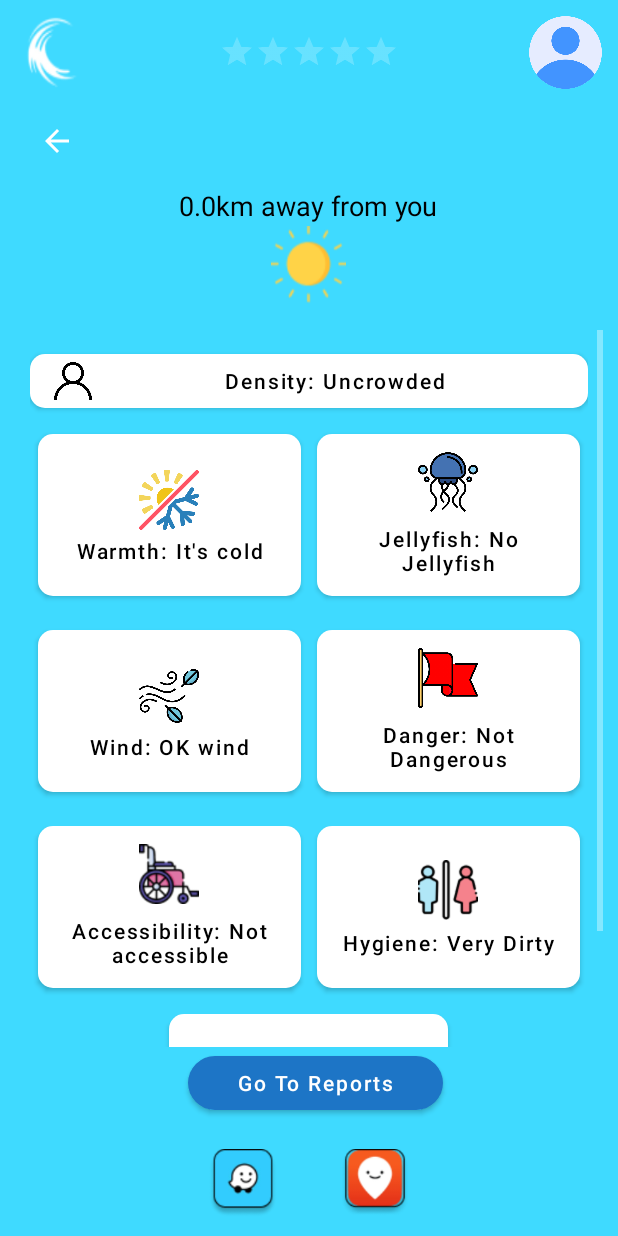
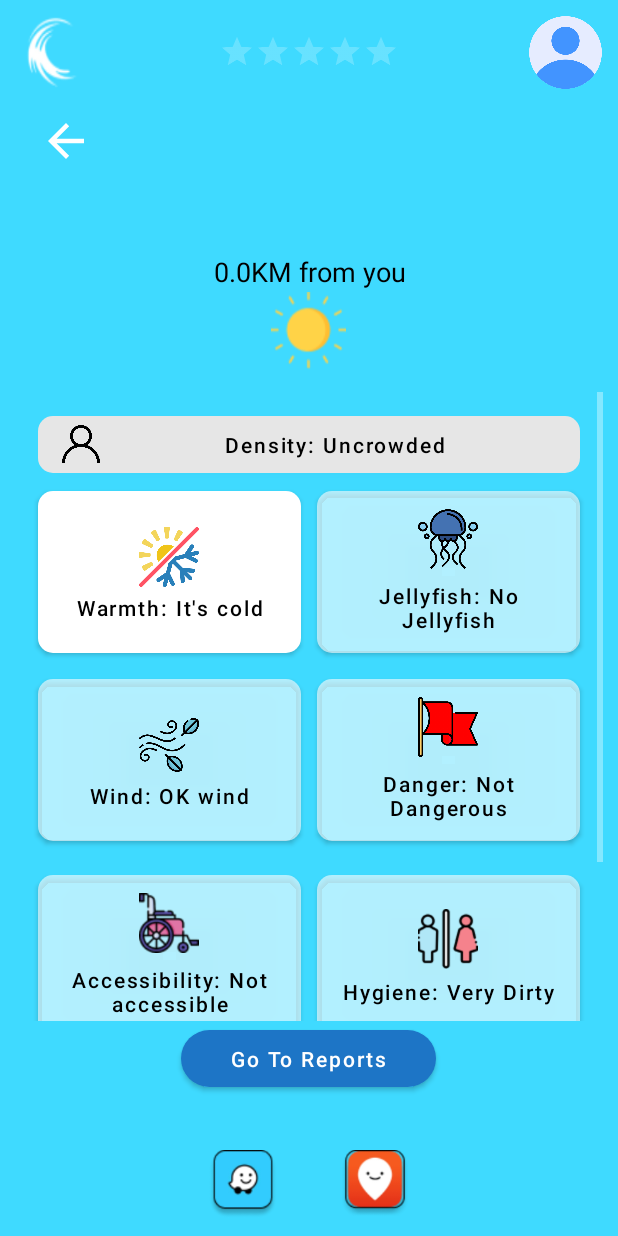
Before and after one commit to mellerdude/WavezCellular, an Android app: the ShowActivity screen opened directly, with no data from a screen before it, on a phone screen of 412 x 824 dp. Run offline under Robolectric (Android 15) with nearby library versions, the phone set to English and light mode, and no system bars; our stand-ins replace Firebase (no records; nobody signed in at launch, a user with empty details on screens opened directly); libraries missing offline, so code that uses them is left out: com.google.maps.android; 3 statements that could not run were skipped.

Commit message:
design change

```diff
--- a/app/src/main/java/com/example/wavezcellular/activities/ShowActivity.java
+++ b/app/src/main/java/com/example/wavezcellular/activities/ShowActivity.java
@@ -110,7 +110,8 @@ public class ShowActivity extends AppCompatActivity{
                 LatLng user = new LatLng((Double) bundle.get("x"), (Double) bundle.get("y"));
                 double distance = getDistance(user, loc);
                 String format = String.format("%.01f", distance);
-                show_TXT_distance.setText(format + "km away from you");
+                //show_TXT_distance.setText(format  + "km away from you");
+                show_TXT_distance.setText(format  + getResources().getString(R.string.show_km));
                 new Thread(new Runnable() {
                     @Override
                     public void run() {
--- a/app/src/main/res/drawable/ic_baseline_arrow_back_24.xml
+++ b/app/src/main/res/drawable/ic_baseline_arrow_back_24.xml
@@ -1,5 +1,5 @@
-<vector android:autoMirrored="true" android:height="24dp"
+<vector android:autoMirrored="true" android:height="36dp"
     android:tint="@color/white" android:viewportHeight="24"
-    android:viewportWidth="24" android:width="24dp" xmlns:android="http://schemas.android.com/apk/res/android">
+    android:viewportWidth="24" android:width="36dp" xmlns:android="http://schemas.android.com/apk/res/android">
     <path android:fillColor="@android:color/white" android:pathData="M20,11H7.83l5.59,-5.59L12,4l-8,8 8,8 1.41,-1.41L7.83,13H20v-2z"/>
 </vector>
--- a/app/src/main/res/layout/activity_show.xml
+++ b/app/src/main/res/layout/activity_show.xml
@@ -5,7 +5,8 @@
     android:layout_width="match_parent"
     android:layout_height="match_parent"
     tools:context=".activities.ShowActivity"
-    android:background="@color/water">
+    android:background="@color/water"
+    >
 
     <LinearLayout
         android:layout_width="match_parent"
@@ -53,40 +54,38 @@
                             android:layout_height="50dp"
                             android:src="@drawable/ic_user"
                             app:layout_constraintEnd_toEndOf="parent"
-                            tools:ignore="MissingConstraints" />
+                            tools:ignore="MissingConstraints"
+                            android:contentDescription="@string/report_review" />
 
         </androidx.constraintlayout.widget.ConstraintLayout>
 
         <LinearLayout
             android:layout_width="match_parent"
             android:layout_height="0dp"
-            android:layout_weight="1"
+            android:layout_weight="2"
             android:background="@color/water"
-            android:orientation="horizontal"
-            android:weightSum="5">
+            android:orientation="horizontal">
 
 
             <com.google.android.material.button.MaterialButton
                 android:id="@+id/show_BTN_back"
-                android:layout_width="0dp"
-                android:layout_height="40dp"
-                android:layout_weight="0.5"
+                android:layout_width="65dp"
+                android:layout_height="wrap_content"
+                android:background="@color/transparent"
                 android:textAlignment="viewStart"
                 android:textAllCaps="false"
                 app:backgroundTint="@color/water"
-                android:background="@color/transparent"
                 app:icon="@drawable/ic_baseline_arrow_back_24"
                 app:iconTint="@color/white"
-                />
+                tools:ignore="SpeakableTextPresentCheck" />
 
             <com.google.android.material.textview.MaterialTextView
                 android:id="@+id/show_TXT_nameBeach"
-                android:layout_width="0dp"
+                android:layout_width="wrap_content"
                 android:layout_height="wrap_content"
                 android:layout_marginTop="5dp"
-                android:layout_weight="4.5"
-                android:gravity="center"
                 android:text=""
+                android:textAlignment="center"
                 android:textColor="@color/beach_name"
                 android:textColorHighlight="@color/white"
                 android:textSize="30sp"
@@ -109,8 +108,9 @@
                 android:id="@+id/show_TXT_distance"
                 android:layout_width="wrap_content"
                 android:layout_height="wrap_content"
-                android:text="2.7km from you"
+                android:text="@string/show_km"
                 android:textColor="@color/black"
+                android:textAlignment="center"
                 android:textSize="18sp" />
 
             <LinearLayout
@@ -152,7 +152,7 @@
         <ScrollView
             android:layout_width="match_parent"
             android:layout_height="0dp"
-            android:layout_weight="10"
+            android:layout_weight="9"
             >
         <LinearLayout
             android:layout_width="match_parent"
@@ -164,19 +164,19 @@
 
             <LinearLayout
                 android:layout_width="match_parent"
-                android:layout_height="0dp"
-                android:layout_weight="0.5"
+                android:layout_height="50dp"
                 android:gravity="center"
-
                 >
 
                 <com.google.android.material.button.MaterialButton
                     android:id="@+id/show_TXT_density"
                     android:layout_width="match_parent"
-                    android:layout_height="wrap_content"
-                    android:text="Density:"
+                    android:layout_height="50dp"
+                    android:text="@string/report_density"
+                    android:textSize="14sp"
+                    android:layout_margin="5dp"
                     android:textAllCaps="false"
-                    app:backgroundTint="@color/white"
+                    app:backgroundTint="#E6E6E6"
                     app:cornerRadius="10dp"
                     app:icon="@drawable/ic_empty"
                     app:iconSize="25dp"
@@ -186,8 +186,7 @@
 
             <LinearLayout
                 android:layout_width="match_parent"
-                android:layout_height="0dp"
-                android:layout_weight="1.2"
+                android:layout_height="120dp"
                 android:gravity="center"
                 android:orientation="horizontal"
                 android:weightSum="3"
@@ -200,7 +199,8 @@
                     android:layout_height="120dp"
                     android:layout_weight="1.5"
                     android:layout_margin="5dp"
-                    android:text="Warmth:"
+                    android:text="@string/report_warmth"
+                    android:textSize="14sp"
                     android:textAllCaps="false"
                     app:backgroundTint="@color/white"
                     app:cornerRadius="10dp"
@@ -210,31 +210,18 @@
                     app:iconTint="@null" />
 
 
-                <!--<com.google.android.material.button.MaterialButton
-                    android:layout_width="0dp"
-                    android:layout_height="wrap_content"
-                    android:text="10 - 20 cm"
-                    android:textAllCaps="false"
-                    app:backgroundTint="@color/white"
-                    app:cornerRadius="15dp"
-                    app:icon="@drawable/ic_wave"
-                    app:iconGravity="textTop"
-                    app:iconSize="40dp"
-                    app:iconTint="@null"
-                    android:visibility="invisible"
-                    />-->
-
-
 
                 <com.google.android.material.button.MaterialButton
                     android:id="@+id/show_TXT_jellyfish"
                     android:layout_width="0dp"
                     android:layout_height="120dp"
                     android:layout_weight="1.5"
-                    android:text="Jellyfish:"
                     android:layout_margin="5dp"
+                    android:text="@string/report_jellyfish"
+                    android:textSize="14sp"
                     android:textAllCaps="false"
-                    app:backgroundTint="@color/white"
+                    app:backgroundTint="#99FFFFFF"
+                    app:strokeWidth="0dp"
                     app:cornerRadius="10dp"
                     app:icon="@drawable/ic_jellyfish"
                     app:iconGravity="textTop"
@@ -257,9 +244,9 @@
                     android:layout_height="120dp"
                     android:layout_weight="1.5"
                     android:layout_margin="5dp"
-                    android:text="Wind:"
+                    android:text="@string/report_wind"
                     android:textAllCaps="false"
-                    app:backgroundTint="@color/white"
+                    app:backgroundTint="#99FFFFFF"
                     app:cornerRadius="10dp"
                     app:icon="@drawable/ic_wind"
                     app:iconGravity="textTop"
@@ -272,10 +259,10 @@
                     android:layout_width="0dp"
                     android:layout_height="120dp"
                     android:layout_weight="1.5"
-                    android:text="Dangerous:"
+                    android:text="@string/report_danger"
                     android:layout_margin="5dp"
                     android:textAllCaps="false"
-                    app:backgroundTint="@color/white"
+                    app:backgroundTint="#99FFFFFF"
                     app:cornerRadius="10dp"
                     app:icon="@drawable/ic_redflag"
                     app:iconGravity="textTop"
@@ -300,9 +287,9 @@
                     android:layout_height="120dp"
                     android:layout_weight="1.5"
                     android:layout_margin="5dp"
-                    android:text="Accessibility: not accessible"
+                    android:text="@string/report_accessibility"
                     android:textAllCaps="false"
-                    app:backgroundTint="@color/white"
+                    app:backgroundTint="#99FFFFFF"
                     app:cornerRadius="10dp"
                     app:icon="@drawable/accessible"
                     app:iconGravity="textTop"
@@ -318,10 +305,10 @@
                     android:layout_width="0dp"
                     android:layout_height="120dp"
                     android:layout_weight="1.5"
-                    android:text="Hygiene:"
+                    android:text="@string/report_hygiene"
                     android:layout_margin="5dp"
                     android:textAllCaps="false"
-                    app:backgroundTint="@color/white"
+                    app:backgroundTint="#99FFFFFF"
                     app:cornerRadius="10dp"
                     app:icon="@drawable/toilet"
                     app:iconGravity="textTop"
@@ -344,9 +331,9 @@
                     android:layout_width="0dp"
                     android:layout_height="120dp"
                     android:layout_weight="1"
-                    android:text="Pet-Friendly:"
+                    android:text="@string/report_pet"
                     android:textAllCaps="false"
-                    app:backgroundTint="@color/white"
+                    app:backgroundTint="#99FFFFFF"
                     app:cornerRadius="10dp"
                     app:icon="@drawable/dog"
                     app:iconGravity="textTop"
@@ -358,14 +345,16 @@
         <LinearLayout
             android:layout_width="match_parent"
             android:layout_height="0dp"
-            android:layout_weight="1">
+            android:orientation="vertical"
+            android:layout_weight="1.2">
 
             <com.google.android.material.button.MaterialButton
                 android:id="@+id/show_BTN_reports"
                 android:layout_width="170dp"
-                android:layout_height="wrap_content"
-                android:layout_marginStart="115dp"
-                android:text="Go To Reports"
+                android:layout_height="50dp"
+                android:gravity="center"
+                android:layout_gravity="center"
+                android:text="@string/show_go_reports"
                 android:textAllCaps="false"
                 android:textColor="@color/white"
                 app:backgroundTint="@color/sea"
@@ -377,16 +366,17 @@
             android:layout_width="wrap_content"
             android:layout_height="0dp"
             android:layout_gravity="center"
-            android:layout_margin="10dp"
-            android:layout_weight="1.5"
+            android:layout_margin="20dp"
+            android:layout_weight="1.3"
             android:orientation="horizontal">
 
             <com.google.android.material.button.MaterialButton
                 android:id="@+id/show_BTN_waze"
                 android:layout_width="wrap_content"
                 android:layout_height="wrap_content"
-                android:layout_weight="0.75"
+                android:layout_weight="0.65"
                 android:textAllCaps="false"
+                android:text="@string/show_waze"
                 app:backgroundTint="@color/water"
                 app:cornerRadius="15dp"
                 app:icon="@drawable/waze"
@@ -400,8 +390,9 @@
                 android:id="@+id/show_BTN_moovit"
                 android:layout_width="wrap_content"
                 android:layout_height="wrap_content"
-                android:layout_weight="0.75"
+                android:layout_weight="0.65"
                 android:textAllCaps="false"
+                android:text="@string/show_moovit"
                 app:cornerRadius="15dp"
                 app:icon="@drawable/moovit"
                 app:iconGravity="textTop"
--- a/app/src/main/res/values/colors.xml
+++ b/app/src/main/res/values/colors.xml
@@ -15,10 +15,12 @@
     <color name="white">#FFFFFFFF</color>
     <color name="purple_200">#FFBB86FC</color>
     <color name="water">#3fdaff</color>
+    <color name="app_background">#5FC5F0</color>
     <color name="sea">#1D75C6</color>
     <color name="sand">#FFC978</color>
     <color name="beach_name">#FFD89C</color>
     <color name="spinner_text">#007988</color>
+    <color name="card_show_background">#80FFFFFF</color>
     <color name="layout_back">#80DAFFFF</color>
     <color name="transparent">#00000000</color>
 </resources>
--- a/app/src/main/res/values/strings.xml
+++ b/app/src/main/res/values/strings.xml
@@ -14,6 +14,12 @@
     <string name="home_show">Show</string>
     <string name="home_report">Report</string>
     <string name="home_search">Search</string>
+
+
+    <string name="show_km">KM from you</string>
+    <string name="show_go_reports">Go To Reports</string>
+    <string name="show_moovit">Moovit</string>
+    <string name="show_waze">Waze</string>
 
     <string-array name="beaches">
         <item>Mei Ami beach Ashdod</item>
@@ -49,12 +55,18 @@
     <string name="user_change_name">Change Name</string>
     <string name="user_signout">Sign Out</string>
 
-    <string name="report_density">Density</string>
-    <string name="report_jellyfish">JellyFish</string>
-    <string name="report_flag">Flag</string>
-    <string name="report_wave">Wave</string>
-    <string name="report_temperature">Temperature</string>
-    <string name="report_wind">Wind</string>
+    <string name="report_density">Density:</string>
+    <string name="report_jellyfish">JellyFish:</string>
+    <string name="report_flag">Flag:</string>
+    <string name="report_wave">Wave:</string>
+    <string name="report_temperature">Temperature:</string>
+    <string name="report_wind">Wind:</string>
+    <string name="report_warmth">Warmth:</string>
+    <string name="report_accessibility">Accessibility:</string>
+    <string name="report_danger">Dangerous:</string>
+    <string name="report_pet">Pet-Friendly:</string>
+    <string name="report_hygiene">Hygiene:</string>
+    <string name="report_review">Review:</string>
     <string name="report_cancel">Cancel</string>
     <string name="report_ok">OK Report</string>
 
```
Also changed, not shown: app/src/main/res/layout/activity_home_upgrade.xml (+7 -6 lines), app/src/main/res/layout/activity_report_upgrade.xml (+4 -3 lines), app/src/main/res/layout/activity_welcome.xml (+31 -30 lines).
